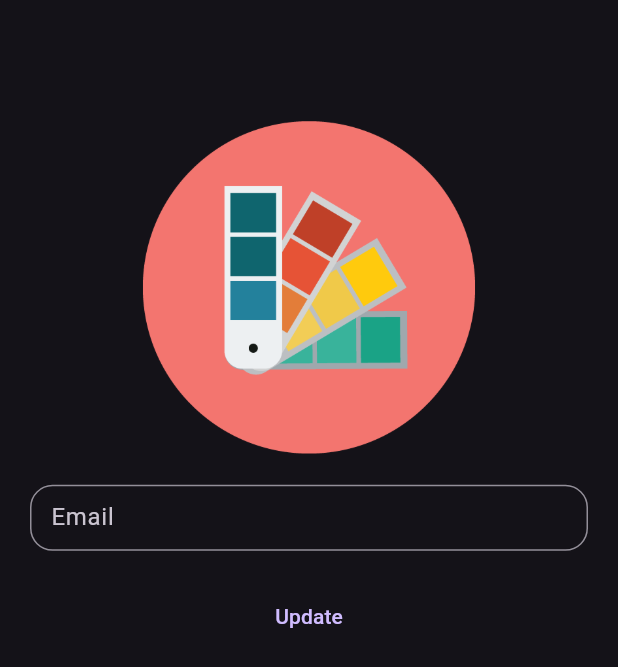
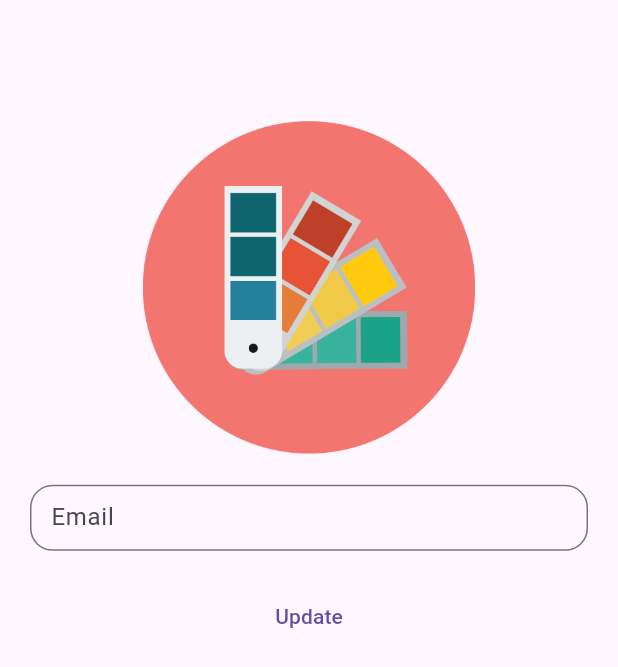
Before and after one commit to nader1414518/FlutterToDoApp, a Flutter app: the screen it shows after launch, after a tap on "Forgot Password?", on a phone screen of 412 x 824 dp. Shown: the top 667 px of the screen. Run offline on Flutter 3.47's test engine with Material 3 defaults, Android fonts, the light colour scheme and no system bars; our stand-ins replace adaptive_theme, awesome_notifications, file_picker, flutter_dotenv, flutter_localization, google_sign_in and 8 more; missing offline and left inert: flutter_cached_pdfview, get_thumbnail_video; accounts and stored records are empty.

Commit message:
Dark Mode

```diff
--- a/lib/locale/app_locale.dart
+++ b/lib/locale/app_locale.dart
@@ -39,8 +39,10 @@ mixin AppLocale {
   static const String media_label = "Media";
   static const String team_label = "Team";
   static const String team_name_label = "Team Name";
+  static const String color_mode_label = "Color Mode";
 
   static const Map<String, dynamic> EN = {
+    color_mode_label: "Color Mode",
     team_name_label: "Team Name",
     team_label: "Team",
     media_label: "Media",
@@ -82,6 +84,7 @@ mixin AppLocale {
     profile_label: "Profile",
   };
   static const Map<String, dynamic> AR = {
+    color_mode_label: "الالوان",
     team_name_label: "اسم الفريق",
     team_label: "الفريق",
     media_label: "الوسائط",
--- a/lib/main.dart
+++ b/lib/main.dart
@@ -1,3 +1,4 @@
+import 'package:adaptive_theme/adaptive_theme.dart';
 import 'package:awesome_notifications/awesome_notifications.dart';
 import 'package:flutter/material.dart';
 import 'package:flutter_dotenv/flutter_dotenv.dart';
@@ -9,11 +10,25 @@ import 'package:to_do_app/locale/app_locale.dart';
 import 'package:to_do_app/screens/home_screen.dart';
 import 'package:to_do_app/screens/login_screen.dart';
 import 'package:to_do_app/screens/welcome_screen.dart';
+import 'package:to_do_app/utils/globals.dart';
 
 final FlutterLocalization localization = FlutterLocalization.instance;
 
 void main() async {
   WidgetsFlutterBinding.ensureInitialized();
+
+  AdaptiveThemeMode currentTheme = AdaptiveThemeMode.light;
+  try {
+    final savedThemeMode = await AdaptiveTheme.getThemeMode();
+    currentTheme = savedThemeMode!;
+  } catch (e) {
+    currentTheme = AdaptiveThemeMode.light;
+    print(e.toString());
+  }
+
+  if (currentTheme.isDark) {
+    Globals.colorMode = "dark";
+  }
 
   try {
     var status =
@@ -65,11 +80,18 @@ void main() async {
 
   await initializeDateFormatting();
 
-  runApp(const MyApp());
+  runApp(MyApp(
+    currentTheme: currentTheme,
+  ));
 }
 
 class MyApp extends StatefulWidget {
-  const MyApp({super.key});
+  final AdaptiveThemeMode currentTheme;
+
+  const MyApp({
+    super.key,
+    required this.currentTheme,
+  });
 
   @override
   MyAppState createState() => MyAppState();
@@ -105,13 +127,21 @@ class MyAppState extends State<MyApp> {
   // This widget is the root of your application.
   @override
   Widget build(BuildContext context) {
+    return AdaptiveTheme(
+      light: ThemeData.light(),
+      dark: ThemeData.dark(),
+      initial: AdaptiveThemeMode.light,
+      builder: (theme, darkTheme) {
         return MaterialApp(
           title: 'ToDo App',
           supportedLocales: localization.supportedLocales,
           localizationsDelegates: localization.localizationsDelegates,
-      theme: ThemeData.dark(),
+          theme: theme,
+          darkTheme: darkTheme,
           home: WelcomeScreen(),
           debugShowCheckedModeBanner: false,
         );
+      },
+    );
   }
 }
--- a/lib/screens/change_email_screen.dart
+++ b/lib/screens/change_email_screen.dart
@@ -110,8 +110,10 @@ class ChangeEmailScreenState extends State<ChangeEmailScreen> {
                           isLoading = false;
                         });
                       },
-                      child: const Text(
-                        "Update",
+                      child: Text(
+                        AppLocale.update_label.getString(
+                          context,
+                        ),
                       ),
                     ),
                   ],
--- a/lib/screens/core_home_screen.dart
+++ b/lib/screens/core_home_screen.dart
@@ -9,6 +9,7 @@ import 'package:to_do_app/screens/favorites_screen.dart';
 import 'package:to_do_app/screens/home_screen.dart';
 import 'package:to_do_app/screens/profile_screen.dart';
 import 'package:to_do_app/screens/teams_screen.dart';
+import 'package:to_do_app/utils/globals.dart';
 
 class CoreHomeScreen extends StatefulWidget {
   @override
@@ -108,7 +109,9 @@ class CoreHomeScreenState extends State<CoreHomeScreen> {
           // popBehaviorOnSelectedNavBarItemPress: PopActionScreensType.all,
           popBehaviorOnSelectedNavBarItemPress: PopBehavior.all,
           padding: const EdgeInsets.symmetric(horizontal: 8, vertical: 10),
-          backgroundColor: Colors.grey.shade900,
+          backgroundColor: Globals.colorMode == "dark"
+              ? Colors.grey.shade900
+              : Colors.white60,
           isVisible: isShown,
           animationSettings: const NavBarAnimationSettings(
             navBarItemAnimation: ItemAnimationSettings(
--- a/lib/utils/globals.dart
+++ b/lib/utils/globals.dart
@@ -1,3 +1,4 @@
 class Globals {
   static List<Map<String, dynamic>> items = [];
+  static String colorMode = "light";
 }
--- a/pubspec.yaml
+++ b/pubspec.yaml
@@ -47,6 +47,7 @@ dependencies:
   table_calendar: ^3.1.2
   intl: ^0.19.0
   flutter_localization: ^0.2.3
+  adaptive_theme: ^3.6.0
 
   # The following adds the Cupertino Icons font to your application.
   # Use with the CupertinoIcons class for iOS style icons.
```
Also changed, not shown: lib/screens/profile_screen.dart (+43 -0 lines), pubspec.lock. Lines whose indentation alone changed are shown as unchanged.
